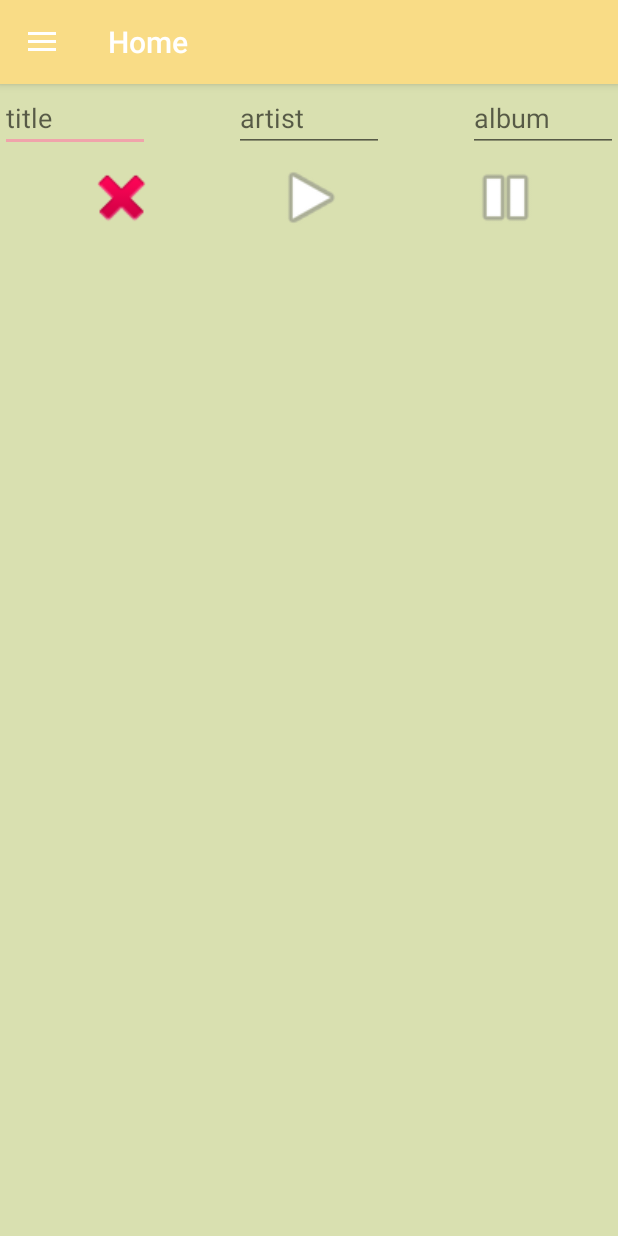
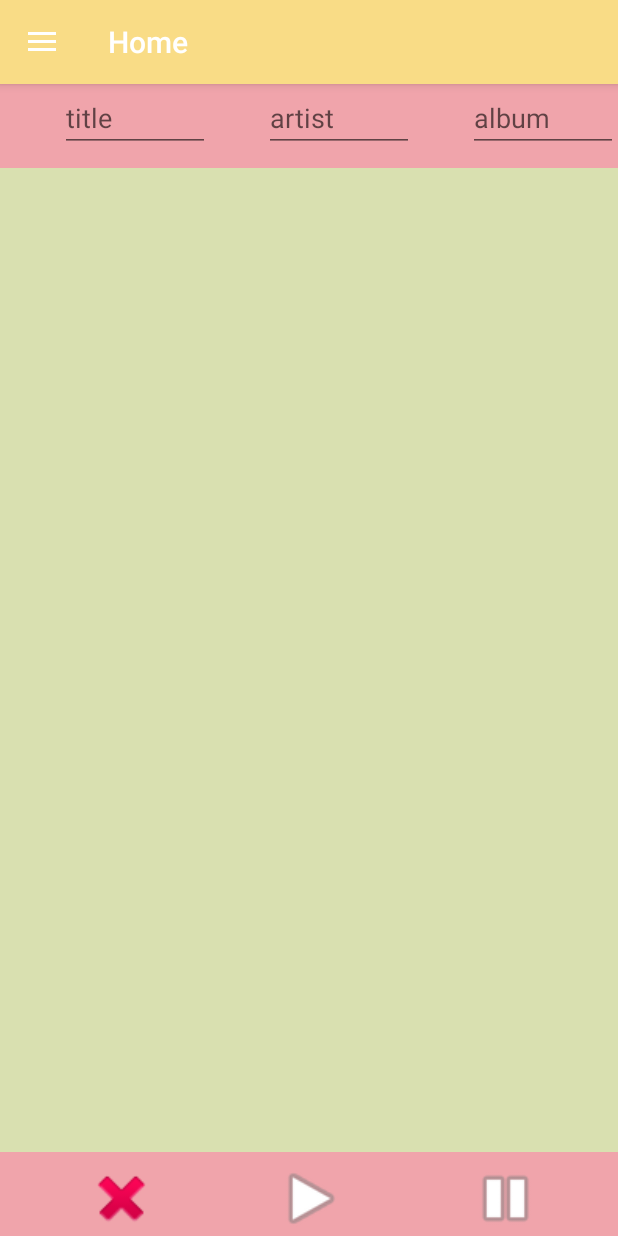
Before and after one commit to rg-engineering/SimpleMusicPlayer, an Android app: the screen it shows after launch (MainActivity), on a phone screen of 412 x 824 dp. Run offline under Robolectric (Android 15) with nearby library versions, the phone set to English and light mode, and no system bars; our stand-ins replace navigation-ui; 1 statement that could not run was skipped.

Commit message:
buttons moved to bottom

```diff
--- a/app/src/main/java/eu/rg_engineering/simplemusicplayer/ui/home/HomeFragment.java
+++ b/app/src/main/java/eu/rg_engineering/simplemusicplayer/ui/home/HomeFragment.java
@@ -17,14 +17,10 @@ import android.util.Log;
 import android.view.LayoutInflater;
 import android.view.Menu;
 import android.view.MenuInflater;
-import android.view.MenuItem;
 import android.view.View;
 import android.view.ViewGroup;
-import android.widget.AdapterView;
-import android.widget.ArrayAdapter;
 import android.widget.Button;
 import android.widget.EditText;
-import android.widget.Spinner;
 
 import androidx.annotation.NonNull;
 import androidx.appcompat.widget.SearchView;
@@ -34,8 +30,6 @@ import androidx.preference.PreferenceManager;
 import androidx.recyclerview.widget.ItemTouchHelper;
 import androidx.recyclerview.widget.LinearLayoutManager;
 import androidx.recyclerview.widget.RecyclerView;
-
-import com.google.android.material.floatingactionbutton.FloatingActionButton;
 
 import java.io.BufferedReader;
 import java.io.FileNotFoundException;
@@ -139,7 +133,7 @@ public class HomeFragment extends Fragment implements
                              ViewGroup container, Bundle savedInstanceState) {
         homeViewModel =
                 ViewModelProviders.of(this).get(HomeViewModel.class);
-        View root = inflater.inflate(R.layout.fragment_home, container, false);
+        View root = inflater.inflate(R.layout.fragment_home_new, container, false);
 
         try {
             // Lookup the recyclerview in activity layout
--- /dev/null
+++ b/app/src/main/res/layout/fragment_home_new.xml
@@ -0,0 +1,92 @@
+<?xml version="1.0" encoding="utf-8"?>
+<androidx.constraintlayout.widget.ConstraintLayout xmlns:android="http://schemas.android.com/apk/res/android"
+    xmlns:app="http://schemas.android.com/apk/res-auto"
+    xmlns:tools="http://schemas.android.com/tools"
+    android:layout_width="match_parent"
+    android:layout_height="match_parent"
+    android:background="@color/JuicyGreen">
+
+    <androidx.recyclerview.widget.RecyclerView
+        android:id="@+id/rvItems"
+        android:layout_width="match_parent"
+        android:layout_height="wrap_content"
+        android:layout_marginTop="10dp"
+        app:layout_constraintTop_toBottomOf="@+id/filter_artist" />
+
+    <androidx.appcompat.widget.Toolbar
+        android:id="@+id/toolbar2"
+        android:layout_width="match_parent"
+        android:layout_height="wrap_content"
+        android:background="?attr/colorPrimary"
+        android:minHeight="?attr/actionBarSize"
+        android:theme="?attr/actionBarTheme"
+        app:layout_constraintBottom_toBottomOf="parent" />
+
+    <Button
+        android:id="@+id/PauseMusic"
+        style="@style/Widget.AppCompat.Button.Borderless.Colored"
+        android:layout_width="50dp"
+        android:layout_height="50dp"
+        android:layout_marginEnd="50dp"
+        android:background="@android:drawable/ic_media_pause"
+        app:layout_constraintBottom_toBottomOf="parent"
+        app:layout_constraintEnd_toEndOf="parent" />
+
+    <Button
+        android:id="@+id/PlayMusic"
+        style="@style/Widget.AppCompat.Button.Borderless"
+        android:layout_width="50dp"
+        android:layout_height="50dp"
+        android:layout_marginStart="20dp"
+        android:layout_marginEnd="20dp"
+        android:background="@android:drawable/ic_media_play"
+        app:layout_constraintBottom_toBottomOf="parent"
+        app:layout_constraintEnd_toStartOf="@+id/PauseMusic"
+        app:layout_constraintHorizontal_bias="0.491"
+        app:layout_constraintStart_toEndOf="@+id/StopMusic" />
+
+    <Button
+        android:id="@+id/StopMusic"
+        style="@style/Widget.AppCompat.Button.Borderless"
+        android:layout_width="50dp"
+        android:layout_height="50dp"
+        android:layout_marginStart="56dp"
+        android:background="@android:drawable/ic_delete"
+        app:layout_constraintBottom_toBottomOf="parent"
+        app:layout_constraintStart_toStartOf="parent" />
+
+    <androidx.appcompat.widget.Toolbar
+        android:id="@+id/toolbar3"
+        android:layout_width="match_parent"
+        android:layout_height="wrap_content"
+        android:background="?attr/colorPrimary"
+        android:minHeight="?attr/actionBarSize"
+        android:theme="?attr/actionBarTheme"
+        app:layout_constraintTop_toTopOf="parent" />
+
+    <EditText
+        android:id="@+id/filter_album"
+        android:layout_width="100dp"
+        android:layout_height="wrap_content"
+        android:hint="album"
+        app:layout_constraintEnd_toEndOf="@+id/toolbar3"
+        app:layout_constraintTop_toTopOf="parent" />
+
+    <EditText
+        android:id="@+id/filter_artist"
+        android:layout_width="100dp"
+        android:layout_height="wrap_content"
+        android:hint="artist"
+        app:layout_constraintEnd_toStartOf="@+id/filter_album"
+        app:layout_constraintStart_toEndOf="@+id/filter_title"
+        app:layout_constraintTop_toTopOf="parent" />
+
+    <EditText
+        android:id="@+id/filter_title"
+        android:layout_width="100dp"
+        android:layout_height="wrap_content"
+        android:layout_marginStart="40dp"
+        android:hint="title"
+        app:layout_constraintStart_toStartOf="@+id/toolbar3"
+        app:layout_constraintTop_toTopOf="parent" />
+</androidx.constraintlayout.widget.ConstraintLayout>
--- a/app/src/main/res/navigation/mobile_navigation.xml
+++ b/app/src/main/res/navigation/mobile_navigation.xml
@@ -10,7 +10,7 @@
         android:tag="HomeFragment"
         android:name="eu.rg_engineering.simplemusicplayer.ui.home.HomeFragment"
         android:label="@string/menu_home"
-        tools:layout="@layout/fragment_home" />
+        tools:layout="@layout/fragment_home_new" />
 
     <fragment
         android:id="@+id/nav_settings"
```
Also changed, not shown: app/src/main/res/layout/fragment_home_old.xml (renamed from app/src/main/res/layout/fragment_home.xml).
